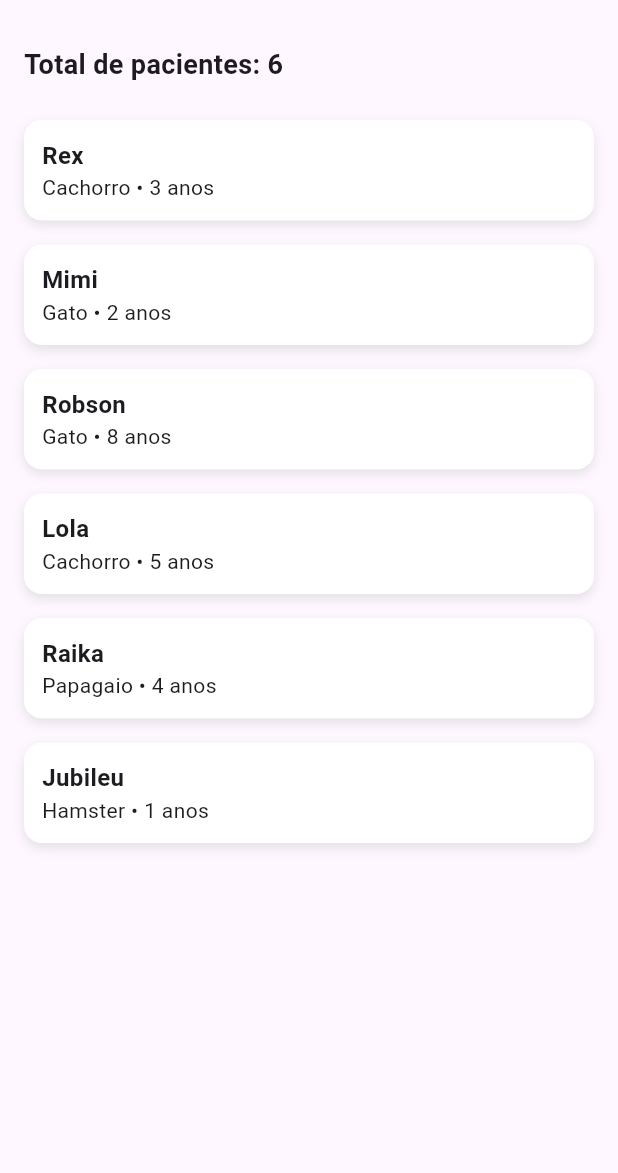
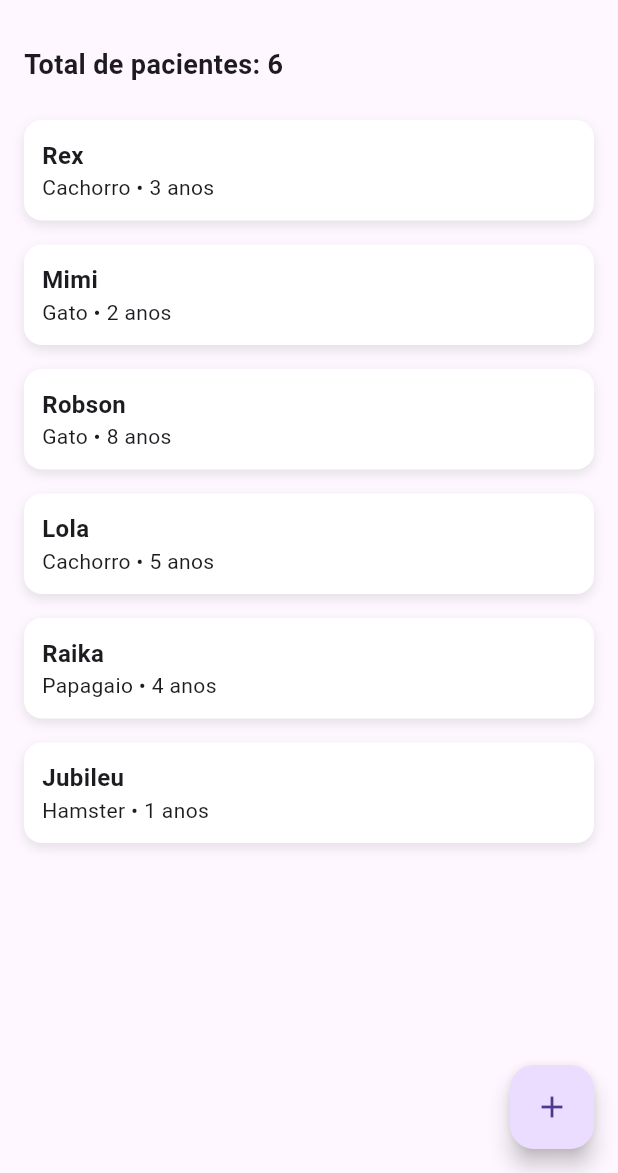
Before and after one commit to SergioMonich/poo-vet, a Flutter app: the screen it shows after launch, on a phone screen of 412 x 824 dp, the part 63-1236 px from its top. Run offline on Flutter 3.47's test engine with Material 3 defaults, Android fonts, the phone set to English and light mode, and no system bars.

Commit message:
exercicio 10 concluido

```diff
--- a/parte2flutter/lib/screens/home_page.dart
+++ b/parte2flutter/lib/screens/home_page.dart
@@ -3,12 +3,43 @@ import '../models/animal.dart';
 import '../models/animal_internado.dart';
 import '../models/clinica.dart';
 import 'widgets/cartao_animal.dart';
+import 'cadastro_page.dart';
 
-class HomePage extends StatelessWidget {
+class HomePage extends StatefulWidget {
 
-  HomePage({super.key});
+  const HomePage({super.key});
+
+  @override
+  State<HomePage> createState() => _HomePageState();
+}
+
+class _HomePageState extends State<HomePage> {
 
   final Clinica clinica = _criarClinicaComPacientes();
+
+  void _abrirCadastro() async {
+
+    final novoAnimal = await Navigator.of(context).push<Animal>(
+
+      MaterialPageRoute(
+
+        builder: (context) => const CadastroPage(),
+
+      ),
+
+    );
+
+    if (novoAnimal != null) {
+
+      setState(() {
+
+        clinica.adicionar(novoAnimal);
+
+      });
+
+    }
+
+  }
 
   @override
   Widget build(BuildContext context) {
@@ -59,6 +90,13 @@ class HomePage extends StatelessWidget {
 
       ),
 
+      floatingActionButton: FloatingActionButton(
+
+        onPressed: _abrirCadastro,
+        child: const Icon(Icons.add),
+
+      ),
+
     );
 
   }
```
Also changed, not shown: 1 other file.
